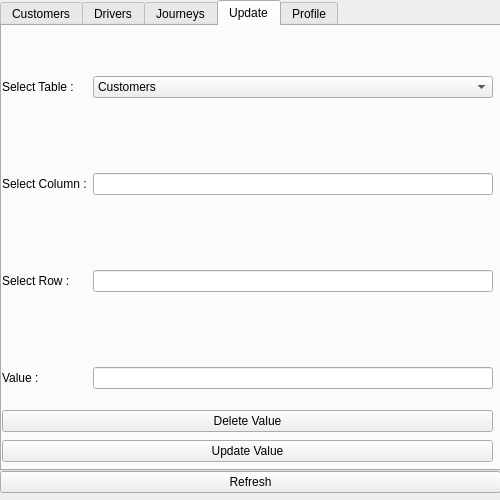
1412kauti/ProjectHurricane, file UI/AdminScreen.ui: the form before one commit.
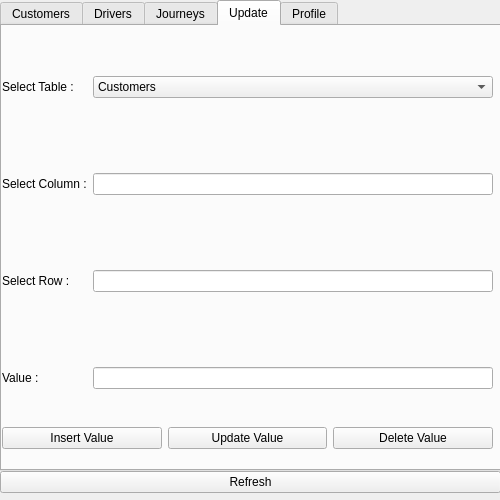
The form after the commit. The open tabs and pages were chosen to show the change.

Commit message: insert Value adminscreen

Diff of the .ui file:
```diff
--- a/UI/AdminScreen.ui
+++ b/UI/AdminScreen.ui
@@ -260,7 +260,7 @@
        <x>0</x>
        <y>0</y>
        <width>491</width>
-       <height>381</height>
+       <height>368</height>
       </rect>
      </property>
      <layout class="QFormLayout" name="formLayout">
@@ -336,12 +336,19 @@
      <property name="geometry">
       <rect>
        <x>0</x>
-       <y>410</y>
+       <y>400</y>
        <width>491</width>
-       <height>31</height>
+       <height>25</height>
       </rect>
      </property>
-     <layout class="QVBoxLayout" name="verticalLayout_4">
+     <layout class="QHBoxLayout" name="horizontalLayout">
+      <item>
+       <widget class="QPushButton" name="InsertValueBtn">
+        <property name="text">
+         <string>Insert Value</string>
+        </property>
+       </widget>
+      </item>
       <item>
        <widget class="QPushButton" name="UpdateValueBtn">
         <property name="text">
@@ -349,18 +356,6 @@
         </property>
        </widget>
       </item>
-     </layout>
-    </widget>
-    <widget class="QWidget" name="verticalLayoutWidget_4">
-     <property name="geometry">
-      <rect>
-       <x>0</x>
-       <y>380</y>
-       <width>491</width>
-       <height>31</height>
-      </rect>
-     </property>
-     <layout class="QVBoxLayout" name="verticalLayout_5">
       <item>
        <widget class="QPushButton" name="DeleteValueBtn">
         <property name="text">
```
Left out of the diff: 4 changed lines with no effect on the pictures. The commit also changes 4 other files.
